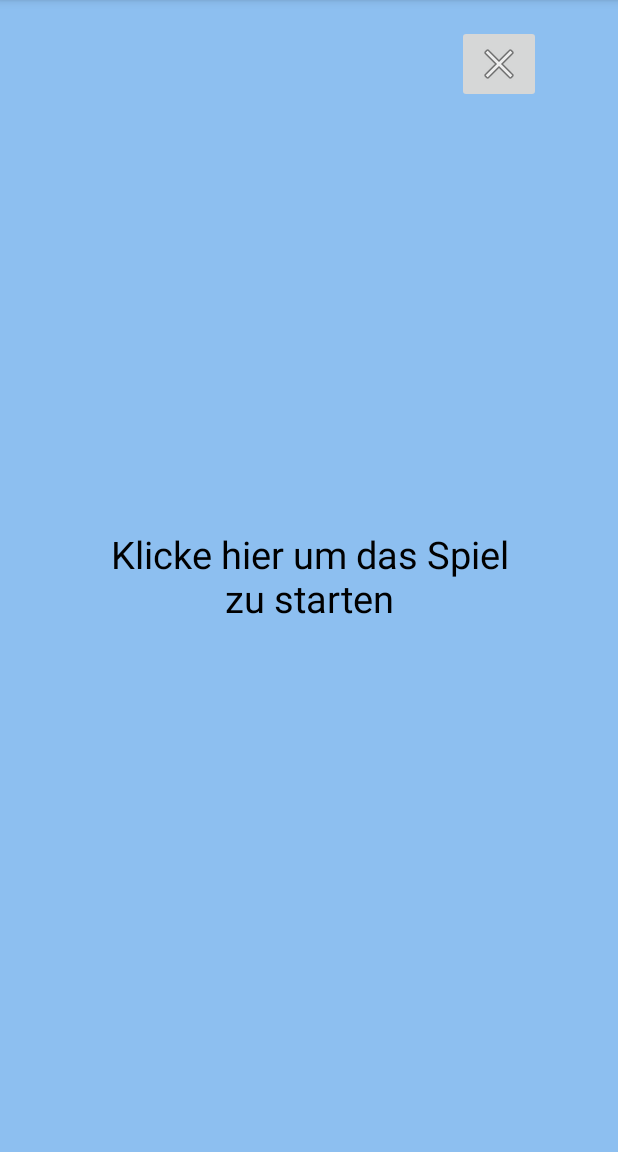
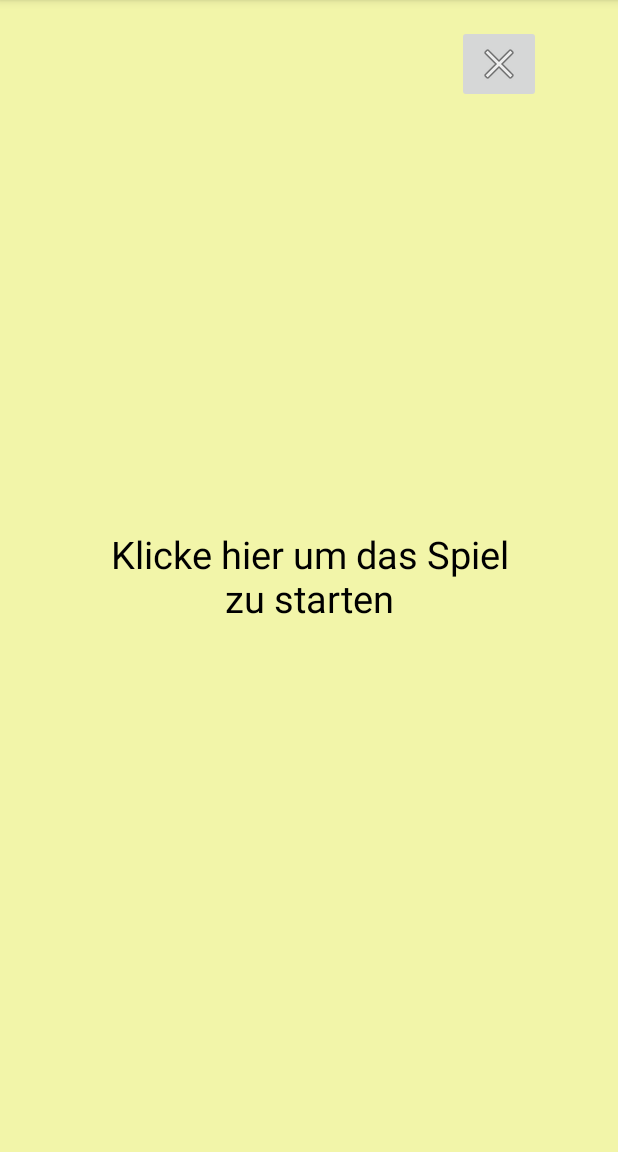
Before and after one commit to leondb999/4-sem-picolo, an Android app: the GameScreen screen opened directly, with no data from a screen before it, after a tap on "Klicke hier um das Spiel zu starten", on a phone screen of 412 x 824 dp, the part 84-1236 px from its top. Run offline under Robolectric (Android 15) with nearby library versions, the phone set to English and light mode, and no system bars; 2 statements that could not run were skipped.

Commit message:
final alex design

```diff
--- a/app/src/main/res/values/colors.xml
+++ b/app/src/main/res/values/colors.xml
@@ -11,7 +11,7 @@
     <color name="black">#FF000000</color>
     <color name="fragenliste_allgemein">#D3E1FC</color>
     <color name="fragenliste_entscheidung">#8DBFF0</color>
-    <color name="frageliste_virus">#E69FD7</color>
+    <color name="frageliste_virus">#F2F5A9</color>
     <color name="frageliste_personen">#ABADEF</color>
     <color name="white">#FFFFFFFF</color>
 </resources>
```
Also changed, not shown: app/src/main/java/com/example/saufundbraus/GameScreen.java (+4 -4 lines).
